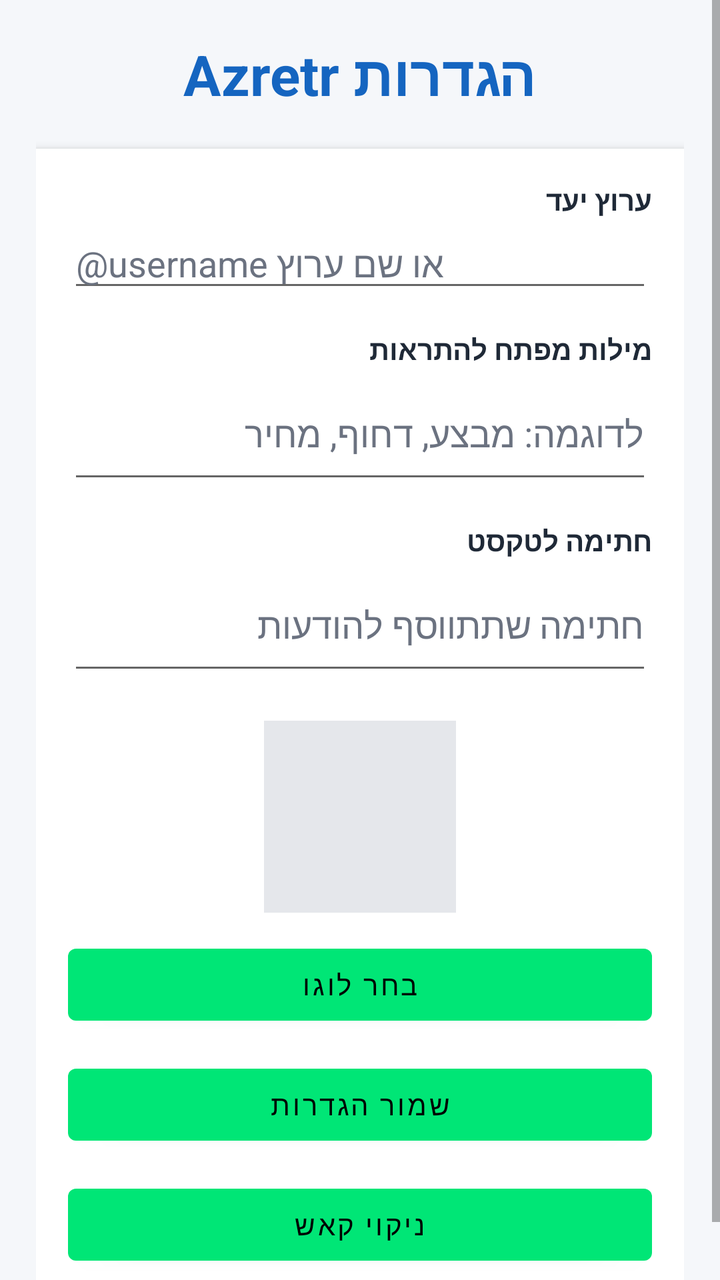
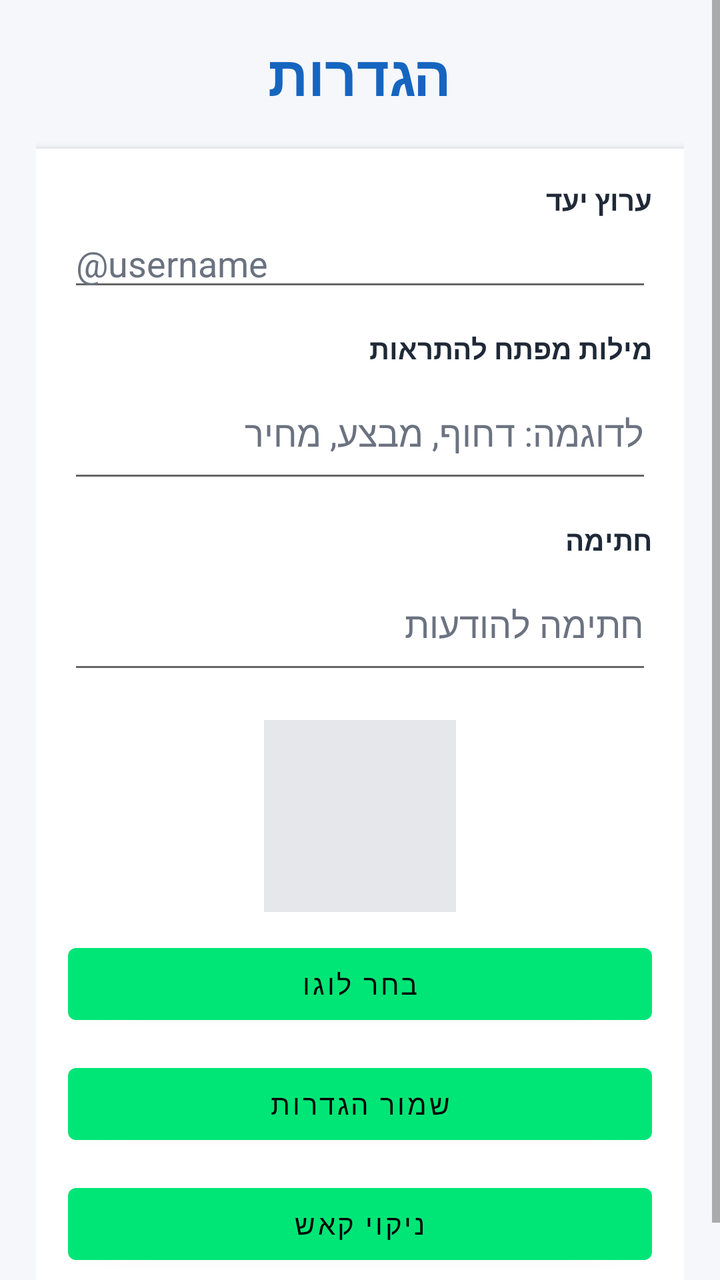

Compare the two renders of this Android layout. The source of the first and the diff that turns it into the second are given below.
<!-- AndroidManifest.xml: application theme Theme.Pasiflonet -->
<!-- res/layout/activity_settings.xml -->
<?xml version="1.0" encoding="utf-8"?>
<ScrollView xmlns:android="http://schemas.android.com/apk/res/android"
    android:layout_width="match_parent"
    android:layout_height="match_parent"
    android:background="@color/azretr_background"
    android:fillViewport="true">

    <LinearLayout
        android:layout_width="match_parent"
        android:layout_height="wrap_content"
        android:orientation="vertical"
        android:padding="18dp">

        <TextView
            android:layout_width="match_parent"
            android:layout_height="wrap_content"
            android:text="הגדרות Azretr"
            android:textColor="@color/azretr_primary"
            android:textSize="28sp"
            android:textStyle="bold"
            android:gravity="center" />

        <LinearLayout
            android:layout_width="match_parent"
            android:layout_height="wrap_content"
            android:orientation="vertical"
            android:layout_marginTop="18dp"
            android:padding="16dp"
            android:background="@color/azretr_card"
            android:elevation="3dp">

            <TextView
                android:layout_width="match_parent"
                android:layout_height="wrap_content"
                android:text="ערוץ יעד"
                android:textColor="@color/azretr_text"
                android:textStyle="bold" />

            <EditText
                android:id="@+id/etTargetUsername"
                android:layout_width="match_parent"
                android:layout_height="wrap_content"
                android:hint="@username או שם ערוץ"
                android:inputType="text"
                android:textColor="@color/azretr_text"
                android:textColorHint="@color/azretr_text_secondary" />

            <TextView
                android:layout_width="match_parent"
                android:layout_height="wrap_content"
                android:layout_marginTop="14dp"
                android:text="מילות מפתח להתראות"
                android:textColor="@color/azretr_text"
                android:textStyle="bold" />

            <EditText
                android:id="@+id/etKeywords"
                android:layout_width="match_parent"
                android:layout_height="wrap_content"
                android:hint="לדוגמה: מבצע, דחוף, מחיר"
                android:inputType="textMultiLine"
                android:minLines="2"
                android:textColor="@color/azretr_text"
                android:textColorHint="@color/azretr_text_secondary" />

            <TextView
                android:layout_width="match_parent"
                android:layout_height="wrap_content"
                android:layout_marginTop="14dp"
                android:text="חתימה לטקסט"
                android:textColor="@color/azretr_text"
                android:textStyle="bold" />

            <EditText
                android:id="@+id/etSignature"
                android:layout_width="match_parent"
                android:layout_height="wrap_content"
                android:hint="חתימה שתתווסף להודעות"
                android:inputType="textMultiLine"
                android:minLines="2"
                android:textColor="@color/azretr_text"
                android:textColorHint="@color/azretr_text_secondary" />

            <ImageView
                android:id="@+id/ivCurrentLogo"
                android:layout_width="96dp"
                android:layout_height="96dp"
                android:layout_gravity="center_horizontal"
                android:layout_marginTop="18dp"
                android:background="@color/azretr_divider"
                android:contentDescription="Current logo" />

            <Button
                android:id="@+id/btnSelectLogo"
                android:layout_width="match_parent"
                android:layout_height="wrap_content"
                android:layout_marginTop="12dp"
                android:text="בחר לוגו" />

            <Button
                android:id="@+id/btnSaveSettings"
                android:layout_width="match_parent"
                android:layout_height="wrap_content"
                android:layout_marginTop="12dp"
                android:text="שמור הגדרות" />

            <Button
                android:id="@+id/btnClearCache"
                android:layout_width="match_parent"
                android:layout_height="wrap_content"
                android:layout_marginTop="12dp"
                android:text="ניקוי קאש" />
        </LinearLayout>
    </LinearLayout>
</ScrollView>
<!-- resources referenced by this layout -->
<resources>
  <color name="azretr_background">#F5F7FA</color>
  <color name="azretr_card">#FFFFFF</color>
  <color name="azretr_divider">#E5E7EB</color>
  <color name="azretr_primary">#1565C0</color>
  <color name="azretr_text">#1F2937</color>
  <color name="azretr_text_secondary">#6B7280</color>
  <style name="Theme.Pasiflonet" parent="Theme.MaterialComponents.DayNight.NoActionBar">
          <item name="colorPrimary">@color/cyber_primary</item>
          <item name="colorPrimaryVariant">@color/cyber_primary_dark</item>
          <item name="colorOnPrimary">@color/black</item>
          <item name="colorSecondary">@color/cyber_secondary</item>
          <item name="colorOnSecondary">@color/black</item>
          <item name="android:statusBarColor">@color/cy_bg</item>
          <item name="android:navigationBarColor">@color/cy_bg</item>
          <item name="android:windowLightStatusBar" tools:targetApi="m">false</item>
          <item name="android:windowLightNavigationBar" tools:targetApi="o_mr1">false</item>
          <item name="android:colorBackground">@color/cy_bg</item>
      </style>
  <color name="cyber_primary">#00E676</color>
  <color name="cyber_primary_dark">#00C853</color>
  <color name="black">#FF000000</color>
  <color name="cyber_secondary">#39FF88</color>
  <color name="cy_bg">#040805</color>
</resources>

<!-- the commit's change to res/layout/activity_settings.xml (unified diff, before → after) -->
@@ -14,7 +14,7 @@
         <TextView
             android:layout_width="match_parent"
             android:layout_height="wrap_content"
-            android:text="הגדרות Azretr"
+            android:text="הגדרות"
             android:textColor="@color/azretr_primary"
             android:textSize="28sp"
             android:textStyle="bold"
@@ -40,7 +40,7 @@
                 android:id="@+id/etTargetUsername"
                 android:layout_width="match_parent"
                 android:layout_height="wrap_content"
-                android:hint="@username או שם ערוץ"
+                android:hint="@username"
                 android:inputType="text"
                 android:textColor="@color/azretr_text"
                 android:textColorHint="@color/azretr_text_secondary" />
@@ -57,7 +57,7 @@
                 android:id="@+id/etKeywords"
                 android:layout_width="match_parent"
                 android:layout_height="wrap_content"
-                android:hint="לדוגמה: מבצע, דחוף, מחיר"
+                android:hint="לדוגמה: דחוף, מבצע, מחיר"
                 android:inputType="textMultiLine"
                 android:minLines="2"
                 android:textColor="@color/azretr_text"
@@ -67,7 +67,7 @@
                 android:layout_width="match_parent"
                 android:layout_height="wrap_content"
                 android:layout_marginTop="14dp"
-                android:text="חתימה לטקסט"
+                android:text="חתימה"
                 android:textColor="@color/azretr_text"
                 android:textStyle="bold" />
 
@@ -75,7 +75,7 @@
                 android:id="@+id/etSignature"
                 android:layout_width="match_parent"
                 android:layout_height="wrap_content"
-                android:hint="חתימה שתתווסף להודעות"
+                android:hint="חתימה להודעות"
                 android:inputType="textMultiLine"
                 android:minLines="2"
                 android:textColor="@color/azretr_text"
@@ -88,7 +88,7 @@
                 android:layout_gravity="center_horizontal"
                 android:layout_marginTop="18dp"
                 android:background="@color/azretr_divider"
-                android:contentDescription="Current logo" />
+                android:contentDescription="logo" />
 
             <Button
                 android:id="@+id/btnSelectLogo"
